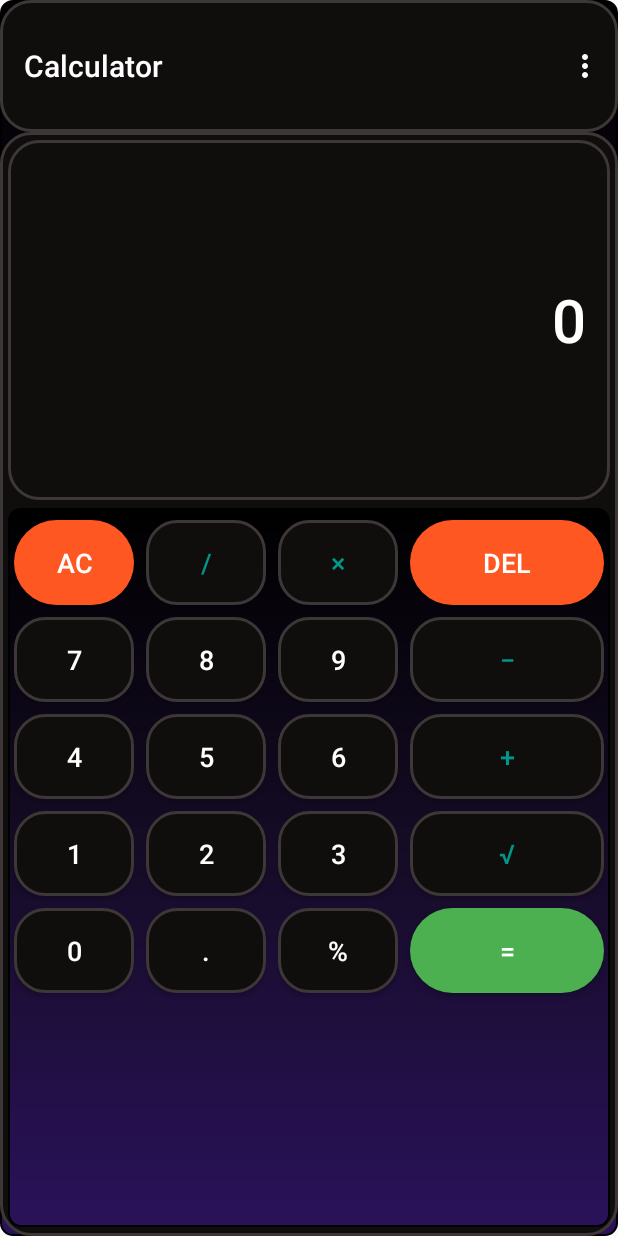
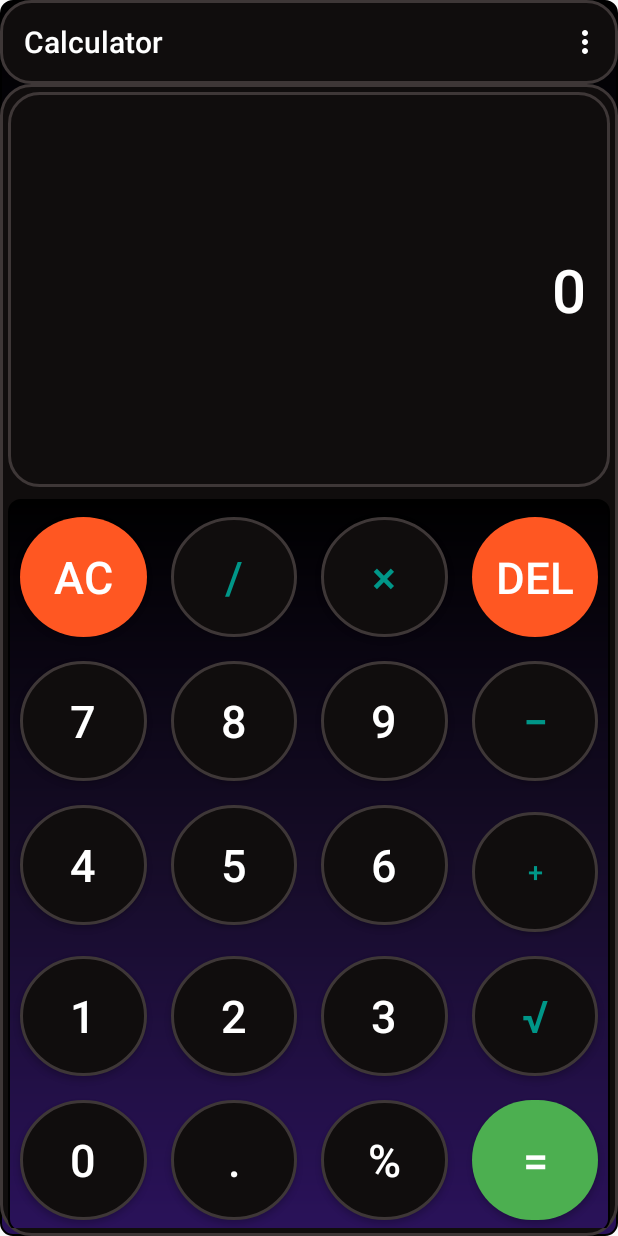
Before and after one commit to ParthManna/Calculator-App, an Android app: the screen it shows after launch (MainActivity), on a phone screen of 412 x 824 dp. Run offline under Robolectric (Android 15) with nearby library versions, the phone set to English and light mode, and no system bars; our stand-ins replace Room's generated code.

Commit message:
improve UI

```diff
--- a/app/src/main/res/drawable/round_button_gray.xml
+++ b/app/src/main/res/drawable/round_button_gray.xml
@@ -1,6 +1,6 @@
-<shape xmlns:android="http://schemas.android.com/apk/res/android">
+<shape xmlns:android="http://schemas.android.com/apk/res/android"
+    android:shape="oval">
     <solid android:color="#100D0D" />
     <corners android:radius="20dp" />
-    <padding android:left="16dp" android:right="16dp" android:top="16dp" android:bottom="16dp" />
     <stroke android:width="2dp" android:color="#3E3737" />
 </shape>
--- a/app/src/main/res/drawable/round_button_red.xml
+++ b/app/src/main/res/drawable/round_button_red.xml
@@ -1,5 +1,6 @@
-<shape xmlns:android="http://schemas.android.com/apk/res/android">
+<shape xmlns:android="http://schemas.android.com/apk/res/android"
+    android:shape="oval">
     <solid android:color="#FF5722" />
-    <corners android:radius="100dp" />
+    <corners android:radius="0dp" />
     <padding android:left="16dp" android:right="16dp" android:top="16dp" android:bottom="16dp" />
 </shape>
--- a/app/src/main/res/layout/activity_main.xml
+++ b/app/src/main/res/layout/activity_main.xml
@@ -16,8 +16,9 @@
         android:layout_height="wrap_content"
         android:gravity="center"
         android:layout_gravity="center"
-        android:background="@drawable/round_button_gray"
+        android:background="@drawable/round_button_1"
         />
+
 
     <LinearLayout
         android:layout_width="match_parent"
@@ -27,6 +28,7 @@
         android:orientation="vertical">
 
         <!-- Display for showing the input/output -->
+
         <EditText
             android:id="@+id/display"
             android:layout_width="match_parent"
@@ -43,16 +45,16 @@
             android:textSize="40sp" />
 
         <!-- Button Grid for Calculator -->
-        <!--    <ScrollView-->
-        <!--        android:layout_width="match_parent"-->
-        <!--        android:layout_height="match_parent">-->
+        <ScrollView
+            android:layout_width="match_parent"
+            android:layout_height="wrap_content">
             <GridLayout
                 android:id="@+id/button_grid"
                 android:layout_width="match_parent"
                 android:layout_height="0dp"
                 android:layout_gravity="center"
                 android:layout_marginTop="5dp"
-            android:layout_weight="0.4"
+                android:layout_weight="0.6"
                 android:background="@drawable/note_background"
                 android:columnCount="4"
                 android:paddingTop="4dp"
@@ -62,42 +64,42 @@
                 <Button
                     android:id="@+id/btn_clear"
                     android:layout_width="0dp"
-                android:layout_height="wrap_content"
+                    android:layout_height="80dp"
                     android:layout_columnWeight="1"
-                android:layout_margin="4dp"
+                    android:layout_margin="8dp"
                     android:background="@drawable/round_button_red"
                     android:text="AC"
                     android:textColor="#FFFFFF"
-                android:textSize="18sp" />
+                    android:textSize="30sp" />
 
                 <Button
                     android:id="@+id/btn_divide"
                     android:layout_width="0dp"
-                android:layout_height="wrap_content"
+                    android:layout_height="80dp"
                     android:layout_columnWeight="1"
-                android:layout_margin="4dp"
+                    android:layout_margin="8dp"
                     android:background="@drawable/round_button_gray"
                     android:text="/"
                     android:textColor="#009688"
-                android:textSize="18sp" />
+                    android:textSize="30sp" />
 
                 <Button
                     android:id="@+id/btn_multiply"
                     android:layout_width="0dp"
-                android:layout_height="wrap_content"
+                    android:layout_height="80dp"
                     android:layout_columnWeight="1"
-                android:layout_margin="4dp"
+                    android:layout_margin="8dp"
                     android:background="@drawable/round_button_gray"
                     android:text="×"
                     android:textColor="#009688"
-                android:textSize="18sp" />
+                    android:textSize="30sp" />
 
                 <Button
                     android:id="@+id/btn_delete"
-                android:layout_width="50dp"
-                android:layout_height="wrap_content"
+                    android:layout_width="0dp"
+                    android:layout_height="80dp"
                     android:layout_columnWeight="1"
-                android:layout_margin="4dp"
+                    android:layout_margin="8dp"
                     android:background="@drawable/round_button_red"
                     android:contentDescription="Delete"
                     android:drawablePadding="8dp"
@@ -106,94 +108,94 @@
                     android:gravity="center"
                     android:text="DEL"
                     android:textColor="#FFFFFF"
-                android:textSize="18sp" />
+                    android:textSize="29sp" />
 
 
                 <!-- Row 2 (7, 8, 9, Minus) -->
                 <Button
                     android:id="@+id/btn_7"
                     android:layout_width="0dp"
-                android:layout_height="wrap_content"
+                    android:layout_height="80dp"
                     android:layout_columnWeight="1"
-                android:layout_margin="4dp"
+                    android:layout_margin="8dp"
                     android:background="@drawable/round_button_gray"
                     android:text="7"
                     android:textColor="#FFFFFF"
-                android:textSize="18sp" />
+                    android:textSize="30sp" />
 
                 <Button
                     android:id="@+id/btn_8"
                     android:layout_width="0dp"
-                android:layout_height="wrap_content"
+                    android:layout_height="80dp"
                     android:layout_columnWeight="1"
-                android:layout_margin="4dp"
+                    android:layout_margin="8dp"
                     android:background="@drawable/round_button_gray"
                     android:text="8"
                     android:textColor="#FFFFFF"
-                android:textSize="18sp" />
+                    android:textSize="30sp" />
 
                 <Button
                     android:id="@+id/btn_9"
                     android:layout_width="0dp"
-                android:layout_height="wrap_content"
+                    android:layout_height="80dp"
                     android:layout_columnWeight="1"
-                android:layout_margin="4dp"
+                    android:layout_margin="8dp"
                     android:background="@drawable/round_button_gray"
                     android:text="9"
                     android:textColor="#FFFFFF"
-                android:textSize="18sp" />
+                    android:textSize="30sp" />
 
                 <Button
                     android:id="@+id/btn_minus"
                     android:layout_width="0dp"
-                android:layout_height="wrap_content"
+                    android:layout_height="80dp"
                     android:layout_columnWeight="1"
-                android:layout_margin="4dp"
+                    android:layout_margin="8dp"
                     android:background="@drawable/round_button_gray"
                     android:text="−"
                     android:textColor="#009688"
-                android:textSize="18sp" />
+                    android:textSize="30sp" />
 
                 <!-- Row 3 (4, 5, 6, Plus) -->
                 <Button
                     android:id="@+id/btn_4"
                     android:layout_width="0dp"
-                android:layout_height="wrap_content"
+                    android:layout_height="80dp"
                     android:layout_columnWeight="1"
-                android:layout_margin="4dp"
+                    android:layout_margin="8dp"
                     android:background="@drawable/round_button_gray"
                     android:text="4"
                     android:textColor="#FFFFFF"
-                android:textSize="18sp" />
+                    android:textSize="30sp" />
 
                 <Button
                     android:id="@+id/btn_5"
                     android:layout_width="0dp"
-                android:layout_height="wrap_content"
+                    android:layout_height="80dp"
                     android:layout_columnWeight="1"
-                android:layout_margin="4dp"
+                    android:layout_margin="8dp"
                     android:background="@drawable/round_button_gray"
                     android:text="5"
                     android:textColor="#FFFFFF"
-                android:textSize="18sp" />
+                    android:textSize="30sp" />
 
                 <Button
                     android:id="@+id/btn_6"
                     android:layout_width="0dp"
-                android:layout_height="wrap_content"
+                    android:layout_height="80dp"
                     android:layout_columnWeight="1"
-                android:layout_margin="4dp"
+                    android:layout_margin="8dp"
                     android:background="@drawable/round_button_gray"
                     android:text="6"
                     android:textColor="#FFFFFF"
-                android:textSize="18sp" />
+                    android:textSize="30sp" />
 
                 <Button
                     android:id="@+id/btn_plus"
                     android:layout_width="0dp"
-                android:layout_height="wrap_content"
+                    android:layout_height="80dp"
                     android:layout_columnWeight="1"
-                android:layout_margin="4dp"
+                    android:layout_margin="8dp"
                     android:background="@drawable/round_button_gray"
                     android:text="+"
                     android:textColor="#009688"
@@ -203,95 +205,95 @@
                 <Button
                     android:id="@+id/btn_1"
                     android:layout_width="0dp"
-                android:layout_height="wrap_content"
+                    android:layout_height="80dp"
                     android:layout_columnWeight="1"
-                android:layout_margin="4dp"
+                    android:layout_margin="8dp"
                     android:background="@drawable/round_button_gray"
                     android:text="1"
                     android:textColor="#FFFFFF"
-                android:textSize="18sp" />
+                    android:textSize="30sp" />
 
                 <Button
                     android:id="@+id/btn_2"
                     android:layout_width="0dp"
-                android:layout_height="wrap_content"
+                    android:layout_height="80dp"
                     android:layout_columnWeight="1"
-                android:layout_margin="4dp"
+                    android:layout_margin="8dp"
                     android:background="@drawable/round_button_gray"
                     android:text="2"
                     android:textColor="#FFFFFF"
-                android:textSize="18sp" />
+                    android:textSize="30sp" />
 
                 <Button
                     android:id="@+id/btn_3"
                     android:layout_width="0dp"
-                android:layout_height="wrap_content"
+                    android:layout_height="80dp"
                     android:layout_columnWeight="1"
-                android:layout_margin="4dp"
+                    android:layout_margin="8dp"
                     android:background="@drawable/round_button_gray"
                     android:text="3"
                     android:textColor="#FFFFFF"
-                android:textSize="18sp" />
+                    android:textSize="30sp" />
 
                 <Button
                     android:id="@+id/btn_root"
                     android:layout_width="0dp"
-                android:layout_height="wrap_content"
+                    android:layout_height="80dp"
                     android:layout_columnWeight="1"
-                android:layout_margin="4dp"
+                    android:layout_margin="8dp"
                     android:background="@drawable/round_button_gray"
                     android:text="√"
                     android:textColor="#009688"
-                android:textSize="18sp" />
+                    android:textSize="30sp" />
 
                 <!-- Row 5 (0, Dot, Divide, Empty for alignment) -->
                 <Button
                     android:id="@+id/btn_0"
                     android:layout_width="0dp"
-                android:layout_height="wrap_content"
+                    android:layout_height="80dp"
                     android:layout_columnWeight="1"
-                android:layout_margin="4dp"
+                    android:layout_margin="8dp"
                     android:background="@drawable/round_button_gray"
                     android:text="0"
                     android:textColor="#FFFFFF"
-                android:textSize="18sp" />
+                    android:textSize="30sp" />
 
                 <Button
                     android:id="@+id/btn_dot"
                     android:layout_width="0dp"
-                android:layout_height="wrap_content"
+                    android:layout_height="80dp"
                     android:layout_columnWeight="1"
-                android:layout_margin="4dp"
+                    android:layout_margin="8dp"
                     android:background="@drawable/round_button_gray"
                     android:text="."
                     android:textColor="#FFFFFF"
-                android:textSize="18sp" />
+                    android:textSize="30sp" />
 
                 <Button
                     android:id="@+id/btn_percent"
                     android:layout_width="0dp"
-                android:layout_height="wrap_content"
+                    android:layout_height="80dp"
                     android:layout_columnWeight="1"
-                android:layout_margin="4dp"
+                    android:layout_margin="8dp"
                     android:background="@drawable/round_button_gray"
                     android:text="%"
                     android:textColor="#FFFFFF"
-                android:textSize="18sp" />
+                    android:textSize="30sp" />
 
                 <Button
                     android:id="@+id/btn_equals"
                     android:layout_width="0dp"
-                android:layout_height="wrap_content"
+                    android:layout_height="80dp"
                     android:layout_columnWeight="1"
-                android:layout_margin="4dp"
+                    android:layout_margin="8dp"
                     android:background="@drawable/round_button_green"
                     android:text="="
                     android:textColor="#FFFFFF"
-                android:textSize="18sp" />
+                    android:textSize="30sp" />
 
                 <!-- Continue other buttons as before -->
             </GridLayout>
-        <!--    </ScrollView>-->
+        </ScrollView>
 
     </LinearLayout>
 </LinearLayout>
```
Lines whose indentation alone changed are shown as unchanged.
